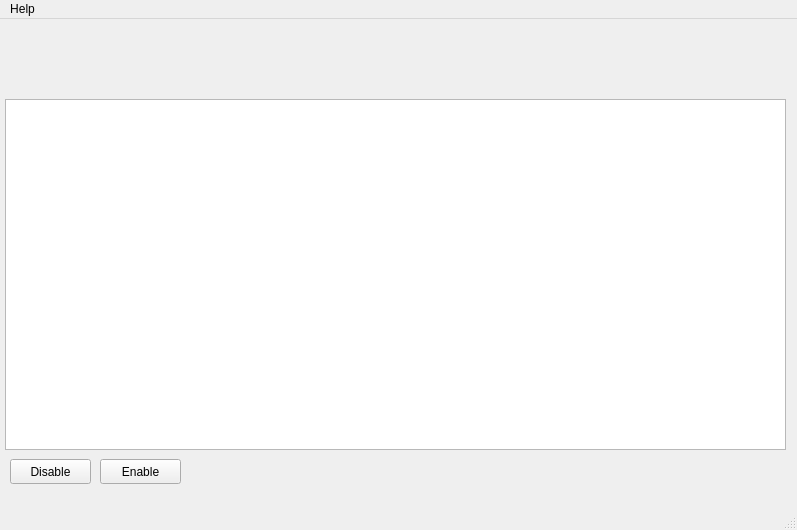
Above: mainwindow.ui from minaolenpavel/NoInputsGUI before the change. Below: the same form after it.
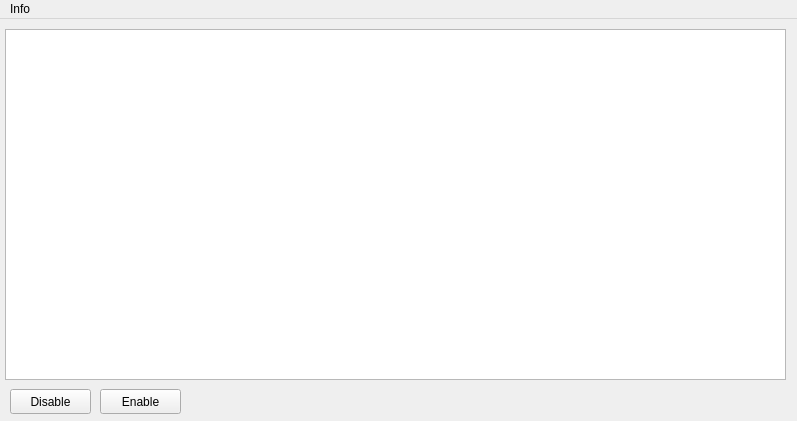
That is the form after the change.

The edit to the form file:
```diff
--- a/mainwindow.ui
+++ b/mainwindow.ui
@@ -7,7 +7,7 @@
     <x>0</x>
     <y>0</y>
     <width>797</width>
-    <height>530</height>
+    <height>421</height>
    </rect>
   </property>
   <property name="windowTitle">
@@ -18,7 +18,7 @@
     <property name="geometry">
      <rect>
       <x>10</x>
-      <y>440</y>
+      <y>370</y>
       <width>81</width>
       <height>25</height>
      </rect>
@@ -31,7 +31,7 @@
     <property name="geometry">
      <rect>
       <x>100</x>
-      <y>440</y>
+      <y>370</y>
       <width>81</width>
       <height>25</height>
      </rect>
@@ -44,7 +44,7 @@
     <property name="geometry">
      <rect>
       <x>5</x>
-      <y>80</y>
+      <y>10</y>
       <width>781</width>
       <height>351</height>
      </rect>
@@ -62,14 +62,13 @@
    </property>
    <widget class="QMenu" name="menuHelp">
     <property name="title">
-     <string>Help</string>
+     <string>Info</string>
     </property>
     <addaction name="actionGithub"/>
     <addaction name="actionOriginal_Project"/>
    </widget>
    <addaction name="menuHelp"/>
   </widget>
-  <widget class="QStatusBar" name="statusbar"/>
   <action name="actionGithub">
    <property name="text">
     <string>Github</string>
```
